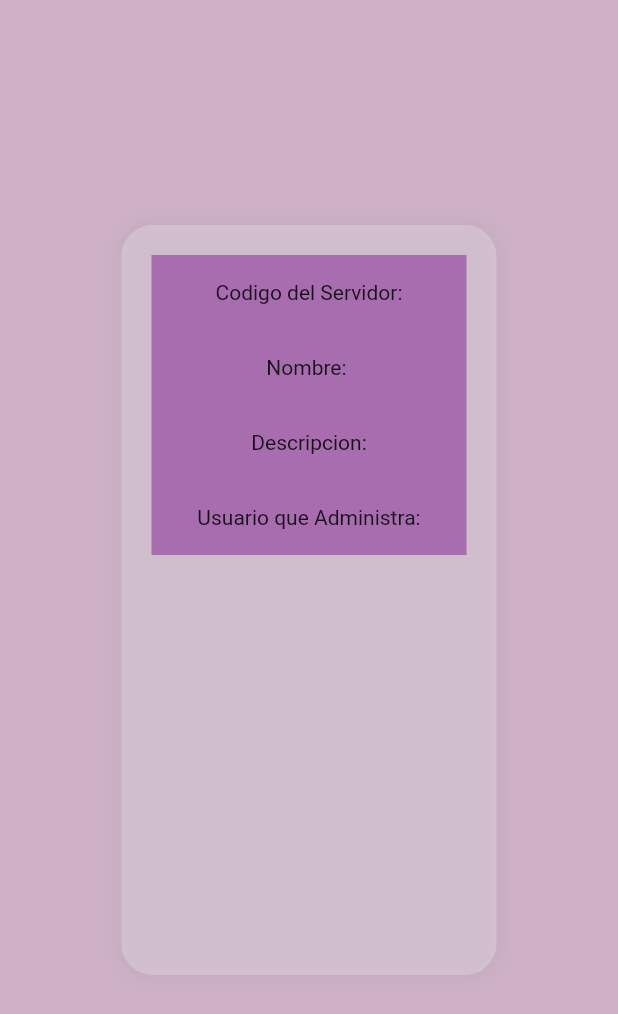
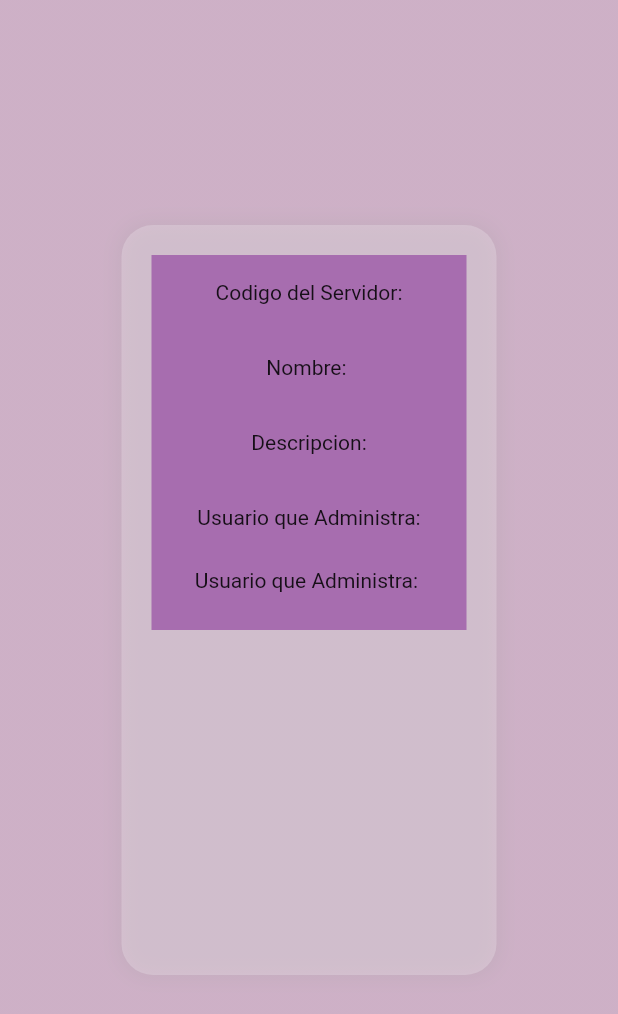
Before and after one commit to Mvargas26/dashboard_flutter_proyect3, a Flutter app: the DetallarServidor screen opened directly with empty values, on a phone screen of 412 x 824 dp. Shown: the top 1014 px of the screen. Run offline on Flutter 3.47's test engine with Material 2 defaults, Android fonts, the phone set to English and light mode, and no system bars; our stand-ins replace percent_indicator.

Commit message:
prueba del desencriptar

```diff
--- a/lib/screens/detallarServidor.dart
+++ b/lib/screens/detallarServidor.dart
@@ -1,4 +1,5 @@
 import 'package:flutter/material.dart';
+import 'package:proyecto_progra/services/encriptar.dart';
 import 'package:proyecto_progra/services/staticC.dart';
 import '../models/servidor_model.dart';
 
@@ -112,6 +113,13 @@ class _DetallarServidorState extends State<DetallarServidor> {
           color: Color.fromARGB(255, 167, 109, 175),
           child: Center(child: Text('Usuario que Administra:')),
         ),
+        Container(
+          height: 50,
+          color: Color.fromARGB(255, 167, 109, 175),
+          child: Center(
+              child: Text('Usuario que Administra: \n' +
+                  server.passServidor.desencriptar())),
+        ),
       ],
     );
   }
```
